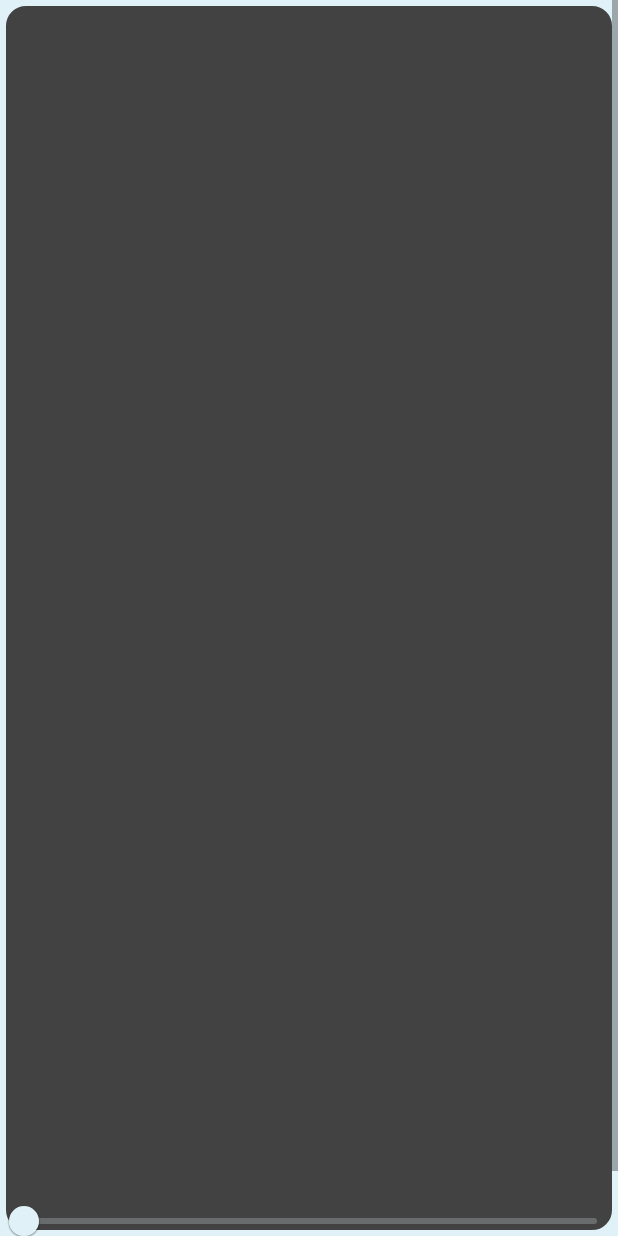
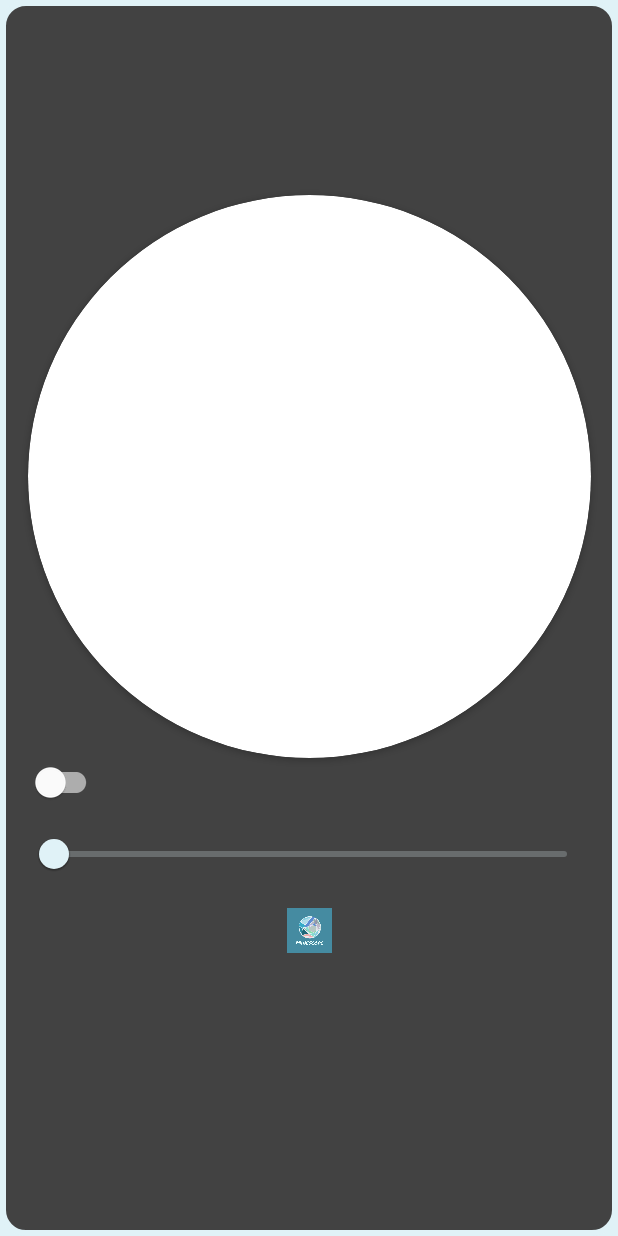
Before and after one commit to noahalerm/Minescope, an Android app: the layout fragment_sample.xml on its own in the app's theme, with its tools: preview values and no code run, on a phone screen of 412 x 824 dp. Run offline under Robolectric (Android 15) with nearby library versions, the light colour scheme and no system bars.

Commit message:
Sample Fragment Update

```diff
--- a/app/src/main/res/layout/fragment_sample.xml
+++ b/app/src/main/res/layout/fragment_sample.xml
@@ -4,23 +4,41 @@
     xmlns:tools="http://schemas.android.com/tools"
     android:layout_width="match_parent"
     android:layout_height="match_parent"
-    android:background="@drawable/sample_background"
-    >
+    android:background="@drawable/sample_background">
 
     <androidx.constraintlayout.widget.ConstraintLayout
         android:layout_width="match_parent"
         android:layout_height="wrap_content"
-        android:orientation="vertical">
+        tools:ignore="ContentDescription">
 
-        <ImageView
-            android:id="@+id/imageView"
-            android:layout_width="match_parent"
-            android:layout_height="700dp"
-            android:layout_gravity="center"
+        <androidx.cardview.widget.CardView
+            android:id="@+id/card"
+            android:layout_width="375dp"
+            android:layout_height="375dp"
+            android:layout_margin="2dp"
+            android:layout_marginStart="20dp"
             android:layout_marginTop="40dp"
+            android:layout_marginEnd="20dp"
+            app:cardCornerRadius="700dp"
+            app:layout_constraintBottom_toBottomOf="parent"
             app:layout_constraintEnd_toEndOf="parent"
             app:layout_constraintStart_toStartOf="parent"
-            app:layout_constraintTop_toTopOf="parent" />
+            app:layout_constraintTop_toTopOf="parent">
+
+            <ImageView
+                android:id="@+id/image"
+                android:layout_width="match_parent"
+                android:layout_height="700dp"
+                android:layout_gravity="center"
+                android:paddingTop="30dp"
+                android:scaleX="1.2"
+                android:scaleY="1.2"
+                android:scaleType="fitCenter"
+                app:layout_constraintEnd_toEndOf="parent"
+                app:layout_constraintStart_toStartOf="parent"
+                app:layout_constraintTop_toTopOf="parent" />
+
+        </androidx.cardview.widget.CardView>
 
         <ImageView
             android:id="@+id/imageView2"
@@ -31,19 +49,32 @@
             android:src="@drawable/logo_dark"
             app:layout_constraintEnd_toEndOf="parent"
             app:layout_constraintStart_toStartOf="parent"
-            app:layout_constraintTop_toBottomOf="@+id/imageView" />
+            app:layout_constraintTop_toBottomOf="@+id/card" />
+
+        <com.google.android.material.switchmaterial.SwitchMaterial
+            android:id="@+id/lpa_switch"
+            android:layout_width="wrap_content"
+            android:layout_height="wrap_content"
+            android:layout_marginStart="20dp"
+            app:layout_constraintBottom_toTopOf="@+id/slider"
+            app:layout_constraintStart_toStartOf="parent" />
 
         <com.google.android.material.slider.Slider
             android:id="@+id/slider"
             android:layout_width="match_parent"
             android:layout_height="wrap_content"
-            android:layout_marginTop="50dp"
-            android:contentDescription="a"
+            android:layout_marginStart="20dp"
+            android:layout_marginTop="40dp"
+            android:layout_marginEnd="20dp"
+            android:stepSize="1.0"
             android:value="0.0"
             android:valueFrom="0.0"
-            android:valueTo="100.0"
+            android:valueTo="143.0"
             app:layout_constraintEnd_toEndOf="parent"
             app:layout_constraintStart_toStartOf="parent"
-            app:layout_constraintTop_toBottomOf="@+id/imageView" />
+            app:layout_constraintTop_toBottomOf="@+id/card"
+            app:tickVisible="false" />
+
     </androidx.constraintlayout.widget.ConstraintLayout>
+
 </ScrollView>
--- a/app/src/main/res/navigation/navigation_graph.xml
+++ b/app/src/main/res/navigation/navigation_graph.xml
@@ -6,6 +6,6 @@
 
     <fragment
         android:id="@+id/sampleFragment"
-        android:name="com.example.minescope.SampleFragment"
+        android:name="com.example.minescope.ui.views.SampleFragment"
         android:label="SampleFragment" />
 </navigation>
```
Also changed, not shown: app/src/main/java/com/example/minescope/SampleFragment.kt (deleted, +0 -67 lines).
